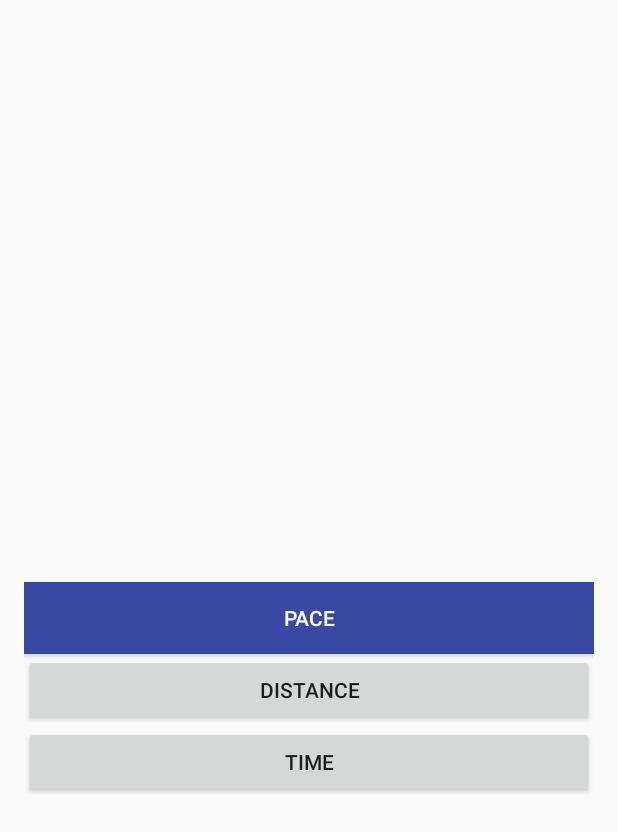
After one commit to daviddalton/calculate-my-pace, an Android app: the layout activity_first.xml on its own in the app's theme, with its tools: preview values and no code run, on a phone screen of 412 x 824 dp. The commit adds this screen. Shown: the top 832 px of the screen. Run offline under Robolectric (Android 15) with nearby library versions, the phone set to English and light mode, and no system bars.

Commit message:
added new activity with buttons

```diff
--- a/app/src/main/AndroidManifest.xml
+++ b/app/src/main/AndroidManifest.xml
@@ -9,11 +9,6 @@
         android:supportsRtl="true"
         android:theme="@style/AppTheme">
         <activity android:name=".MainActivity">
-            <intent-filter>
-                <action android:name="android.intent.action.MAIN" />
-
-                <category android:name="android.intent.category.LAUNCHER" />
-            </intent-filter>
         </activity>
         <activity
             android:name=".calculate"
@@ -24,6 +19,13 @@
                 android:name="android.support.PARENT_ACTIVITY"
                 android:value="com.example.david.calculate_my_pace.MainActivity" />
         </activity>
+        <activity android:name=".FirstActivity">
+            <intent-filter>
+                <action android:name="android.intent.action.MAIN" />
+
+                <category android:name="android.intent.category.LAUNCHER" />
+            </intent-filter>
+        </activity>
     </application>
 
 </manifest>
--- /dev/null
+++ b/app/src/main/java/com/example/david/calculate_my_pace/FirstActivity.java
@@ -0,0 +1,26 @@
+package com.example.david.calculate_my_pace;
+
+import android.content.Intent;
+import android.support.v7.app.AppCompatActivity;
+import android.os.Bundle;
+import android.view.View;
+import android.widget.Button;
+
+public class FirstActivity extends AppCompatActivity {
+
+    @Override
+    protected void onCreate(Bundle savedInstanceState) {
+        super.onCreate(savedInstanceState);
+        setContentView(R.layout.activity_first);
+
+        Button button = (Button) findViewById(R.id.pace);
+
+        button.setOnClickListener(new View.OnClickListener() {
+            public void onClick(View v) {
+                startActivity(new Intent(FirstActivity.this, MainActivity.class));
+            }
+        });
+    }
+
+
+}
--- a/app/src/main/java/com/example/david/calculate_my_pace/MainActivity.java
+++ b/app/src/main/java/com/example/david/calculate_my_pace/MainActivity.java
@@ -56,9 +56,11 @@ public class MainActivity extends AppCompatActivity {
             distance = Integer.parseInt(editDistance.getText().toString());
         }
 
-        int totalSeconds = hours + minutes + seconds;
-        int pace = totalSeconds / distance;
-        textPace.setText(DateUtils.formatElapsedTime(pace));
+        if (!editSeconds.getText().toString().equals("") && !editHours.getText().toString().equals("") && !editMinutes.getText().toString().equals("") && !editDistance.getText().toString().equals("")) {
+            int totalSeconds = hours + minutes + seconds;
+            int pace = totalSeconds / distance;
+            textPace.setText(DateUtils.formatElapsedTime(pace));
+        }
     }
 
     private int minutesToSeconds() {
--- /dev/null
+++ b/app/src/main/res/layout/activity_first.xml
@@ -0,0 +1,40 @@
+<?xml version="1.0" encoding="utf-8"?>
+<RelativeLayout xmlns:android="http://schemas.android.com/apk/res/android"
+    xmlns:tools="http://schemas.android.com/tools"
+    android:layout_width="match_parent"
+    android:layout_height="match_parent"
+    android:paddingBottom="@dimen/activity_vertical_margin"
+    android:paddingLeft="@dimen/activity_horizontal_margin"
+    android:paddingRight="@dimen/activity_horizontal_margin"
+    android:paddingTop="@dimen/activity_vertical_margin"
+    tools:context="com.example.david.calculate_my_pace.FirstActivity">
+
+    <Button
+        android:layout_width="wrap_content"
+        android:layout_height="wrap_content"
+        android:text="Pace"
+        android:id="@+id/pace"
+        android:layout_centerVertical="true"
+        android:layout_alignParentStart="true"
+        android:layout_alignParentEnd="true"
+        android:background="#3948a3"
+        android:textColor="#fefefe" />
+
+    <Button
+        android:layout_width="wrap_content"
+        android:layout_height="wrap_content"
+        android:text="Distance"
+        android:id="@+id/distance"
+        android:layout_below="@+id/pace"
+        android:layout_alignParentStart="true"
+        android:layout_alignParentEnd="true" />
+
+    <Button
+        android:layout_width="wrap_content"
+        android:layout_height="wrap_content"
+        android:text="Time"
+        android:id="@+id/time"
+        android:layout_below="@+id/distance"
+        android:layout_alignParentStart="true"
+        android:layout_alignParentEnd="true" />
+</RelativeLayout>
```
